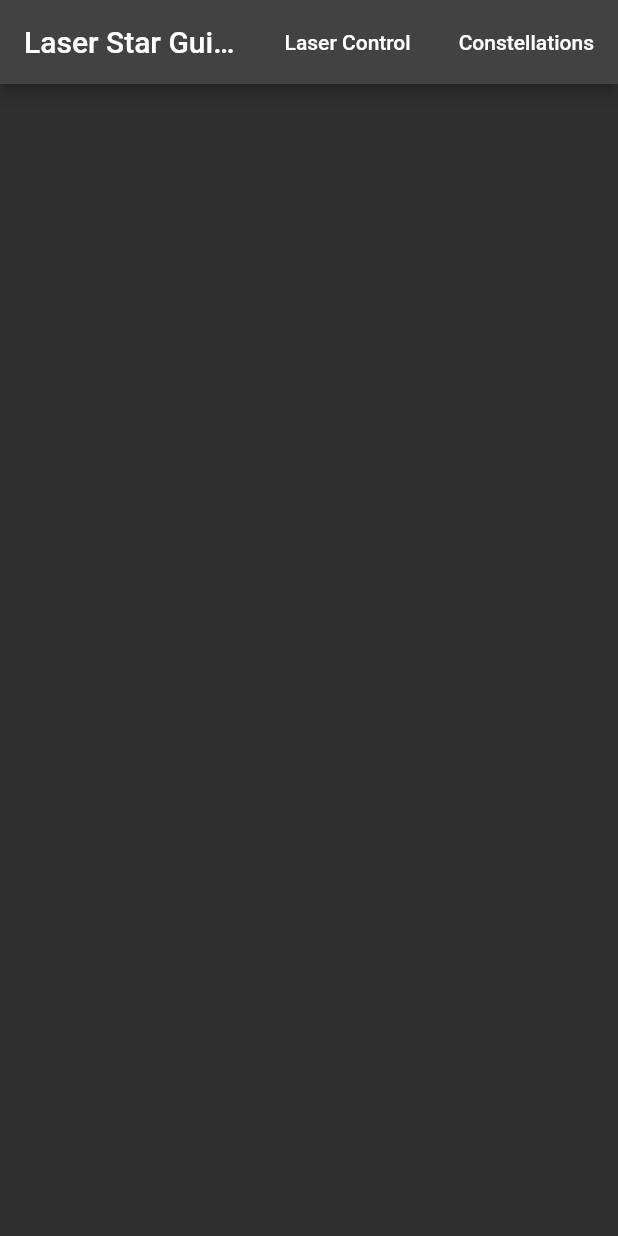
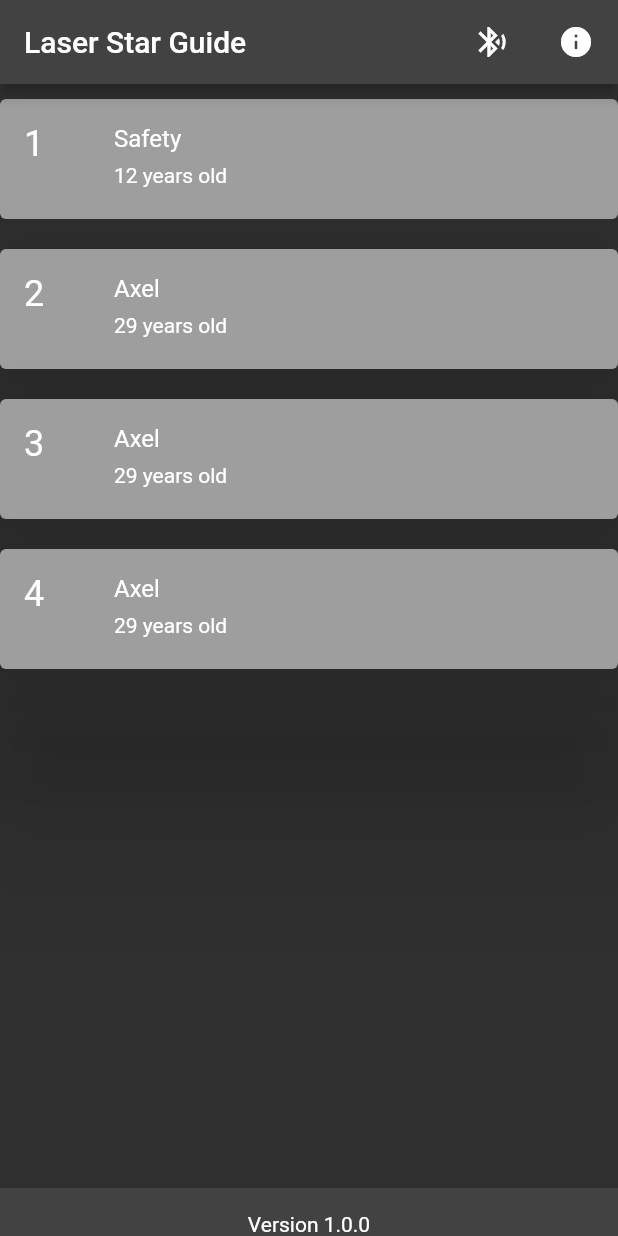
Before and after one commit to whipplejohn/StarGuide, a Flutter app: the screen it shows after launch, on a phone screen of 412 x 824 dp. Run offline on Flutter 3.47's test engine with Material 2 defaults, Android fonts, the phone set to English and light mode, and no system bars.

Commit message:
Update main.dart

```diff
--- a/App/lib/main.dart
+++ b/App/lib/main.dart
@@ -1,8 +1,17 @@
 import 'package:flutter/material.dart';
-
+import 'package:url_launcher/url_launcher.dart';
 
 void main() {
   runApp(const StarGuide());
+}
+
+_launchURLBrowser() async {
+  var url = Uri.parse("http://192.168.4.1");
+  if (await canLaunchUrl(url)) {
+    await launchUrl(url);
+  } else {
+    throw 'Could not launch $url';
+  }
 }
 
 class StarGuide extends StatelessWidget {
@@ -19,7 +28,6 @@ class StarGuide extends StatelessWidget {
         primaryColorLight: const Color(0xff03203C),
         primaryColorDark: const Color(0xff242B2E),
       ),
-
       home: const MyHomePage(title: 'Laser Star Guide'),
     );
   }
@@ -28,88 +36,165 @@ class StarGuide extends StatelessWidget {
 class MyHomePage extends StatefulWidget {
   const MyHomePage({super.key, required this.title});
 
-  // This widget is the home page of your application. It is stateful, meaning
-  // that it has a State object (defined below) that contains fields that affect
-  // how it looks.
-
-  // This class is the configuration for the state. It holds the values (in this
-  // case the title) provided by the parent (in this case the App widget) and
-  // used by the build method of the State. Fields in a Widget subclass are
-  // always marked "final".
-
   final String title;
 
   @override
   State<MyHomePage> createState() => _MyHomePageState();
 }
 
-class _MyHomePageState extends State<MyHomePage> {
+class _MyHomePageState extends State<MyHomePage> with TickerProviderStateMixin {
+  // ignore: prefer_final_fields
+  List<Map<String, dynamic>> _allInstructions = [
+    {"id": 1, "name": "Safety", "age": 12},
+    {"id": 2, "name": "Axel", "age": 29},
+    {"id": 3, "name": "Axel", "age": 29},
+    {"id": 4, "name": "Axel", "age": 29},
+  ];
+  Widget textSection = const Padding(
+    padding: EdgeInsets.all(32),
+    child: Text(
+      'Welcome to our Laser Star Guide, Below are the general guidelines ',
+      softWrap: true,
+    ),
+  );
 
   @override
   Widget build(BuildContext context) {
-    // This method is rerun every time setState is called, for instance as done
-    // by the _incrementCounter method above.
-    //
-    // The Flutter framework has been optimized to make rerunning build methods
-    // fast, so that you can just rebuild anything that needs updating rather
-    // than having to individually change instances of widgets.
-    final ButtonStyle style = TextButton.styleFrom(
-        foregroundColor: Theme.of(context).colorScheme.onPrimary,
-    );
     return Scaffold(
       appBar: AppBar(
         // Here we take the value from the MyHomePage object that was created by
         // the App.build method, and use it to set our appbar title.
         title: Text(widget.title),
         actions: <Widget>[
-          TextButton(
-            style: style,
+          IconButton(
+              icon: (const Icon(Icons.bluetooth_audio_outlined)),
               onPressed: () {
                 Navigator.push(context, MaterialPageRoute(builder: (context) {
                   return const LaserControl(title: 'Laser Control');
                 }));
               },
-          child: const Text('Laser Control'),
-              ),
-
-          TextButton(
-            style: style,
+              tooltip: 'Laser Control'),
+          IconButton(
+            alignment: Alignment.center,
+            icon: (const Icon(Icons.info_rounded)),
             onPressed: () {
               Navigator.push(context, MaterialPageRoute(builder: (context) {
                 return const ConstellationInfo(title: 'Constellations');
               }));
             },
-            child: const Text('Constellations'),
           ),
         ],
       ),
-       // This trailing comma makes auto-formatting nicer for build methods.
+      body: ListView.builder(
+        itemCount: _allInstructions.length,
+        itemBuilder: (context, index) => Card(
+          key: ValueKey(_allInstructions[index]["id"]),
+          color: Colors.grey,
+          elevation: 50,
+          margin: const EdgeInsets.symmetric(vertical: 10),
+          child: ListTile(
+            leading: Text(
+              _allInstructions[index]["id"].toString(),
+              style: const TextStyle(fontSize: 24, color: Colors.white),
+            ),
+            title: Text(_allInstructions[index]['name'],
+                style: const TextStyle(color: Colors.white)),
+            subtitle: Text(
+                '${_allInstructions[index]["age"].toString()} years old',
+                style: const TextStyle(color: Colors.white)),
+          ),
+        ),
+      ),
+      bottomNavigationBar: const BottomAppBar(
+        child: Text(
+          "\nVersion 1.0.0",
+          textAlign: TextAlign.center,
+        ),
+      ),
     );
   }
 }
 
 //This is the class for The Laser Device Control page
-class LaserControl extends StatelessWidget {
-  const LaserControl({Key? key, required this.title}) : super(key: key);
+class LaserControl extends StatefulWidget {
+  const LaserControl({super.key, required this.title});
+
   final String title;
+
+  @override
+  State<LaserControl> createState() => LaserControlState();
+}
+
+//This is the class for The Laser Device Control page
+class LaserControlState extends State<LaserControl> {
   @override
   Widget build(BuildContext context) {
     return Scaffold(
       appBar: AppBar(
-        title: Text(title),
+        title: Text(widget.title),
       ),
-      body: Center(
-        child: TextButton(
-          onPressed: () {
-            Navigator.pop(context);
-          },
-          child: const Text('Go Back'),
+      body: SafeArea(
+        child: Center(
+          child: Column(
+            children: [
+              Image.network(
+                  'https://www.acuitylaser.com/wp-content/uploads/homepage-slider-shutterstock_724314913-1030x688.jpg'),
+              Container(
+                height: 250.0,
+              ),
+              const LinearProgressIndicator(),
+              const Text(
+                '(Connect to "StarGuide" SSID)',
+                style: TextStyle(
+                  fontSize: 20.0,
+                  color: Colors.white,
+                  fontWeight: FontWeight.w500,
+                ),
+              ),
+              const Text(
+                '⚠️ Prepare for Launch ⚠️ ',
+                style: TextStyle(
+                  fontSize: 35.0,
+                  color: Color.fromARGB(255, 250, 17, 0),
+                  fontWeight: FontWeight.w500,
+                ),
+              ),
+              Container(
+                height: 20.0,
+              ),
+              ElevatedButton(
+                onPressed: _launchURLBrowser,
+                style: ButtonStyle(
+                  padding: MaterialStateProperty.all(const EdgeInsets.all(5.0)),
+                  textStyle: MaterialStateProperty.all(
+                    const TextStyle(color: Colors.black),
+                  ),
+                ),
+                // textColor: Colors.black,
+                // padding: const EdgeInsets.all(5.0),
+                child: const Text('Enter Control Room'),
+              ),
+              const Spacer(),
+              const Spacer(),
+              const Spacer(),
+              const LinearProgressIndicator(),
+              const Spacer(),
+              Container(
+                height: 20.0,
+              ),
+            ],
+          ),
+        ),
+      ),
+      bottomNavigationBar: const BottomAppBar(
+        child: Text(
+          "\nVersion 1.0.0",
+          textAlign: TextAlign.center,
         ),
       ),
     );
   }
 }
-//test
 
 //This is the class for The Constellation Information page
 class ConstellationInfo extends StatelessWidget {
@@ -129,6 +214,12 @@ class ConstellationInfo extends StatelessWidget {
           child: const Text('Go Back'),
         ),
       ),
+      bottomNavigationBar: const BottomAppBar(
+        child: Text(
+          "\nVersion 1.0.0",
+          textAlign: TextAlign.center,
+        ),
+      ),
     );
   }
 }
```
Lines whose indentation alone changed are shown as unchanged.
